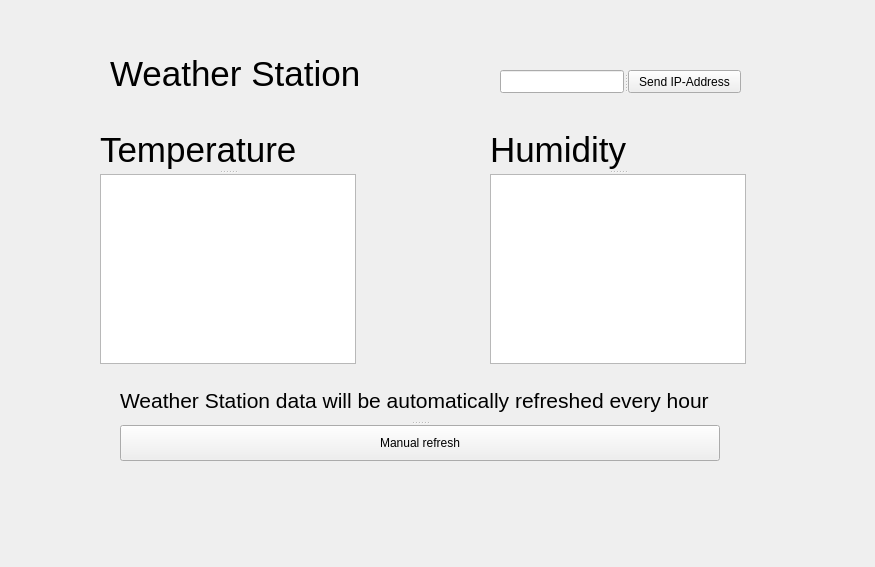
First picture: the form in weather_station.ui, repository mjhsoet/QtApp, before the edit.
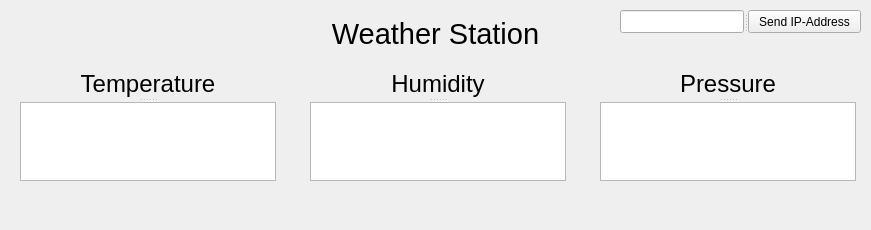
Second picture: the form after the edit.

```diff
--- a/weather_station.ui
+++ b/weather_station.ui
@@ -6,8 +6,8 @@
    <rect>
     <x>0</x>
     <y>0</y>
-    <width>875</width>
-    <height>567</height>
+    <width>871</width>
+    <height>230</height>
    </rect>
   </property>
   <property name="windowTitle">
@@ -16,28 +16,31 @@
   <widget class="QLabel" name="Weather_station">
    <property name="geometry">
     <rect>
-     <x>110</x>
-     <y>50</y>
+     <x>280</x>
+     <y>10</y>
      <width>311</width>
      <height>48</height>
     </rect>
    </property>
    <property name="font">
     <font>
-     <pointsize>26</pointsize>
+     <pointsize>22</pointsize>
     </font>
    </property>
    <property name="text">
     <string>Weather Station</string>
    </property>
+   <property name="alignment">
+    <set>Qt::AlignCenter</set>
+   </property>
   </widget>
   <widget class="QSplitter" name="splitter">
    <property name="geometry">
     <rect>
-     <x>490</x>
-     <y>130</y>
+     <x>310</x>
+     <y>70</y>
      <width>256</width>
-     <height>234</height>
+     <height>111</height>
     </rect>
    </property>
    <property name="orientation">
@@ -46,30 +49,33 @@
    <widget class="QLabel" name="Humidity">
     <property name="font">
      <font>
-      <pointsize>26</pointsize>
+      <pointsize>18</pointsize>
      </font>
     </property>
     <property name="text">
      <string>Humidity</string>
     </property>
+    <property name="alignment">
+     <set>Qt::AlignCenter</set>
+    </property>
    </widget>
    <widget class="QTextBrowser" name="Humidity_window">
     <property name="html">
      <string>&lt;!DOCTYPE HTML PUBLIC &quot;-//W3C//DTD HTML 4.0//EN&quot; &quot;http://www.w3.org/TR/REC-html40/strict.dtd&quot;&gt;
 &lt;html&gt;&lt;head&gt;&lt;meta name=&quot;qrichtext&quot; content=&quot;1&quot; /&gt;&lt;style type=&quot;text/css&quot;&gt;
 p, li { white-space: pre-wrap; }
-&lt;/style&gt;&lt;/head&gt;&lt;body style=&quot; font-family:'MS Shell Dlg 2'; font-size:8.25pt; font-weight:400; font-style:normal;&quot;&gt;
-&lt;p align=&quot;center&quot; style=&quot;-qt-paragraph-type:empty; margin-top:0px; margin-bottom:0px; margin-left:0px; margin-right:0px; -qt-block-indent:0; text-indent:0px;&quot;&gt;&lt;br /&gt;&lt;/p&gt;&lt;/body&gt;&lt;/html&gt;</string>
+&lt;/style&gt;&lt;/head&gt;&lt;body style=&quot; font-family:'MS Shell Dlg 2'; font-size:7.8pt; font-weight:400; font-style:normal;&quot;&gt;
+&lt;p align=&quot;center&quot; style=&quot;-qt-paragraph-type:empty; margin-top:0px; margin-bottom:0px; margin-left:0px; margin-right:0px; -qt-block-indent:0; text-indent:0px; font-size:8.25pt;&quot;&gt;&lt;br /&gt;&lt;/p&gt;&lt;/body&gt;&lt;/html&gt;</string>
     </property>
    </widget>
   </widget>
   <widget class="QSplitter" name="splitter_2">
    <property name="geometry">
     <rect>
-     <x>100</x>
-     <y>130</y>
+     <x>20</x>
+     <y>70</y>
      <width>256</width>
-     <height>234</height>
+     <height>111</height>
     </rect>
    </property>
    <property name="orientation">
@@ -78,12 +84,15 @@
    <widget class="QLabel" name="Temperature">
     <property name="font">
      <font>
-      <pointsize>26</pointsize>
+      <pointsize>18</pointsize>
      </font>
     </property>
     <property name="text">
      <string>Temperature</string>
     </property>
+    <property name="alignment">
+     <set>Qt::AlignCenter</set>
+    </property>
    </widget>
    <widget class="QTextBrowser" name="Temperature_window">
     <property name="cursor" stdset="0">
@@ -96,44 +105,16 @@
      <string>&lt;!DOCTYPE HTML PUBLIC &quot;-//W3C//DTD HTML 4.0//EN&quot; &quot;http://www.w3.org/TR/REC-html40/strict.dtd&quot;&gt;
 &lt;html&gt;&lt;head&gt;&lt;meta name=&quot;qrichtext&quot; content=&quot;1&quot; /&gt;&lt;style type=&quot;text/css&quot;&gt;
 p, li { white-space: pre-wrap; }
-&lt;/style&gt;&lt;/head&gt;&lt;body style=&quot; font-family:'MS Shell Dlg 2'; font-size:8.25pt; font-weight:400; font-style:normal;&quot;&gt;
-&lt;p align=&quot;center&quot; style=&quot;-qt-paragraph-type:empty; margin-top:0px; margin-bottom:0px; margin-left:0px; margin-right:0px; -qt-block-indent:0; text-indent:0px;&quot;&gt;&lt;br /&gt;&lt;/p&gt;&lt;/body&gt;&lt;/html&gt;</string>
-    </property>
-   </widget>
-  </widget>
-  <widget class="QSplitter" name="splitter_3">
-   <property name="geometry">
-    <rect>
-     <x>120</x>
-     <y>380</y>
-     <width>600</width>
-     <height>81</height>
-    </rect>
-   </property>
-   <property name="orientation">
-    <enum>Qt::Vertical</enum>
-   </property>
-   <widget class="QLabel" name="automatically">
-    <property name="font">
-     <font>
-      <pointsize>16</pointsize>
-     </font>
-    </property>
-    <property name="text">
-     <string>Weather Station data will be automatically refreshed every hour</string>
-    </property>
-   </widget>
-   <widget class="QPushButton" name="Manual_refresh">
-    <property name="text">
-     <string>Manual refresh</string>
+&lt;/style&gt;&lt;/head&gt;&lt;body style=&quot; font-family:'MS Shell Dlg 2'; font-size:7.8pt; font-weight:400; font-style:normal;&quot;&gt;
+&lt;p align=&quot;center&quot; style=&quot;-qt-paragraph-type:empty; margin-top:0px; margin-bottom:0px; margin-left:0px; margin-right:0px; -qt-block-indent:0; text-indent:0px; font-size:8.25pt;&quot;&gt;&lt;br /&gt;&lt;/p&gt;&lt;/body&gt;&lt;/html&gt;</string>
     </property>
    </widget>
   </widget>
   <widget class="QSplitter" name="splitter_4">
    <property name="geometry">
     <rect>
-     <x>500</x>
-     <y>70</y>
+     <x>620</x>
+     <y>10</y>
      <width>241</width>
      <height>23</height>
     </rect>
@@ -148,6 +129,41 @@
     </property>
    </widget>
   </widget>
+  <widget class="QSplitter" name="splitter_3">
+   <property name="geometry">
+    <rect>
+     <x>600</x>
+     <y>70</y>
+     <width>256</width>
+     <height>111</height>
+    </rect>
+   </property>
+   <property name="orientation">
+    <enum>Qt::Vertical</enum>
+   </property>
+   <widget class="QLabel" name="Pressure">
+    <property name="font">
+     <font>
+      <pointsize>18</pointsize>
+     </font>
+    </property>
+    <property name="text">
+     <string>Pressure</string>
+    </property>
+    <property name="alignment">
+     <set>Qt::AlignCenter</set>
+    </property>
+   </widget>
+   <widget class="QTextBrowser" name="Pressure_window">
+    <property name="html">
+     <string>&lt;!DOCTYPE HTML PUBLIC &quot;-//W3C//DTD HTML 4.0//EN&quot; &quot;http://www.w3.org/TR/REC-html40/strict.dtd&quot;&gt;
+&lt;html&gt;&lt;head&gt;&lt;meta name=&quot;qrichtext&quot; content=&quot;1&quot; /&gt;&lt;style type=&quot;text/css&quot;&gt;
+p, li { white-space: pre-wrap; }
+&lt;/style&gt;&lt;/head&gt;&lt;body style=&quot; font-family:'MS Shell Dlg 2'; font-size:7.8pt; font-weight:400; font-style:normal;&quot;&gt;
+&lt;p align=&quot;center&quot; style=&quot;-qt-paragraph-type:empty; margin-top:0px; margin-bottom:0px; margin-left:0px; margin-right:0px; -qt-block-indent:0; text-indent:0px; font-size:8.25pt;&quot;&gt;&lt;br /&gt;&lt;/p&gt;&lt;/body&gt;&lt;/html&gt;</string>
+    </property>
+   </widget>
+  </widget>
  </widget>
  <layoutdefault spacing="6" margin="11"/>
  <resources/>
```
